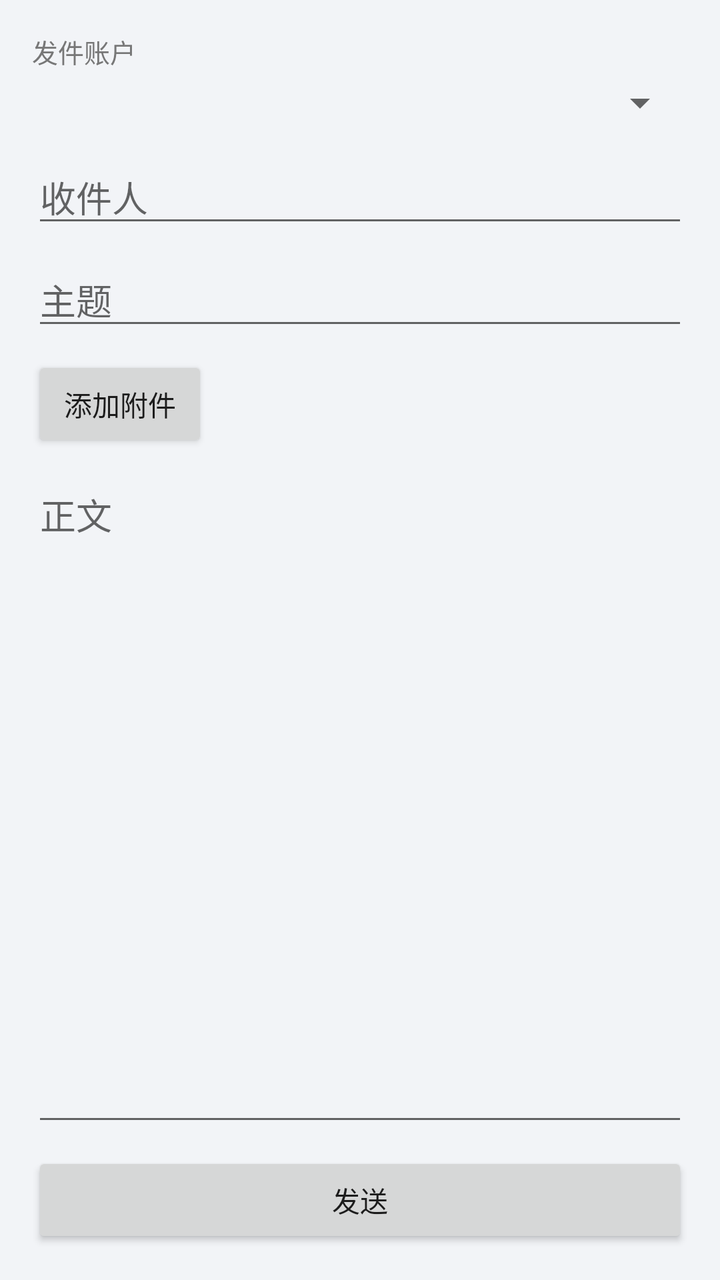
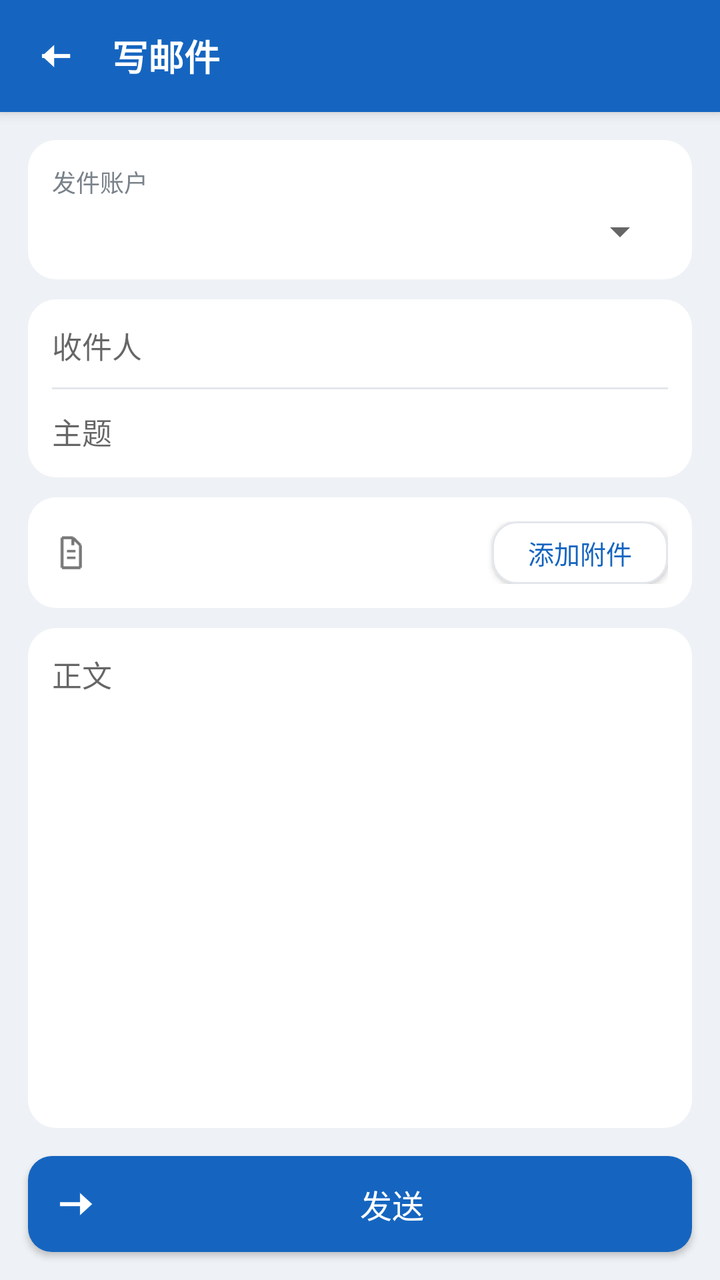

Two renders of the same Android screen: before a commit and after it. Below are the layout's source before the change and the commit's diff.
<!-- AndroidManifest.xml: application theme AppTheme -->
<!-- res/layout/activity_compose.xml -->
<?xml version="1.0" encoding="utf-8"?>
<LinearLayout xmlns:android="http://schemas.android.com/apk/res/android"
    android:layout_width="match_parent"
    android:layout_height="match_parent"
    android:orientation="vertical"
    android:padding="16dp">

    <TextView
        android:layout_width="wrap_content"
        android:layout_height="wrap_content"
        android:text="@string/label_from"
        android:textColor="@color/sub"
        android:textSize="13sp" />

    <Spinner
        android:id="@+id/spinner_from"
        android:layout_width="match_parent"
        android:layout_height="wrap_content"
        android:layout_marginTop="4dp" />

    <EditText
        android:id="@+id/et_to"
        android:layout_width="match_parent"
        android:layout_height="wrap_content"
        android:hint="@string/hint_to"
        android:inputType="textEmailAddress"
        android:layout_marginTop="12dp" />

    <EditText
        android:id="@+id/et_subject"
        android:layout_width="match_parent"
        android:layout_height="wrap_content"
        android:hint="@string/hint_subject"
        android:layout_marginTop="8dp" />

    <LinearLayout
        android:layout_width="match_parent"
        android:layout_height="wrap_content"
        android:orientation="horizontal"
        android:layout_marginTop="8dp">

        <Button
            android:id="@+id/btn_attach"
            android:layout_width="wrap_content"
            android:layout_height="wrap_content"
            android:text="@string/btn_attach" />

        <Button
            android:id="@+id/btn_clear_attach"
            android:layout_width="wrap_content"
            android:layout_height="wrap_content"
            android:layout_marginLeft="8dp"
            android:text="@string/btn_clear_attach"
            android:visibility="gone" />

    </LinearLayout>

    <TextView
        android:id="@+id/tv_attachments"
        android:layout_width="match_parent"
        android:layout_height="wrap_content"
        android:textSize="13sp"
        android:textColor="@color/sub"
        android:layout_marginTop="6dp"
        android:visibility="gone" />

    <EditText
        android:id="@+id/et_body"
        android:layout_width="match_parent"
        android:layout_height="0dp"
        android:layout_weight="1"
        android:hint="@string/hint_body"
        android:gravity="top"
        android:layout_marginTop="8dp" />

    <Button
        android:id="@+id/btn_send"
        android:layout_width="match_parent"
        android:layout_height="wrap_content"
        android:text="@string/btn_send"
        android:layout_marginTop="8dp" />

</LinearLayout>
<!-- resources referenced by this layout -->
<resources>
  <color name="sub">#777777</color>
  <string name="btn_attach">添加附件</string>
  <string name="btn_clear_attach">清除</string>
  <string name="btn_send">发送</string>
  <string name="hint_body">正文</string>
  <string name="hint_subject">主题</string>
  <string name="hint_to">收件人</string>
  <string name="label_from">发件账户</string>
  <style name="AppTheme" parent="@android:style/Theme.Material.Light">
          <item name="android:colorPrimary">@color/primary</item>
          <item name="android:colorAccent">@color/primary</item>
          <item name="android:windowBackground">@color/bg</item>
      </style>
  <color name="primary">#2196F3</color>
  <color name="bg">#F2F4F7</color>
</resources>

<!-- the commit's change to res/layout/activity_compose.xml (unified diff, before → after) -->
@@ -2,82 +2,203 @@
 <LinearLayout xmlns:android="http://schemas.android.com/apk/res/android"
     android:layout_width="match_parent"
     android:layout_height="match_parent"
-    android:orientation="vertical"
-    android:padding="16dp">
-
-    <TextView
-        android:layout_width="wrap_content"
-        android:layout_height="wrap_content"
-        android:text="@string/label_from"
-        android:textColor="@color/sub"
-        android:textSize="13sp" />
-
-    <Spinner
-        android:id="@+id/spinner_from"
+    android:orientation="vertical">
+
+    <android.widget.Toolbar
+        android:id="@+id/toolbar"
         android:layout_width="match_parent"
-        android:layout_height="wrap_content"
-        android:layout_marginTop="4dp" />
-
-    <EditText
-        android:id="@+id/et_to"
-        android:layout_width="match_parent"
-        android:layout_height="wrap_content"
-        android:hint="@string/hint_to"
-        android:inputType="textEmailAddress"
-        android:layout_marginTop="12dp" />
-
-    <EditText
-        android:id="@+id/et_subject"
-        android:layout_width="match_parent"
-        android:layout_height="wrap_content"
-        android:hint="@string/hint_subject"
-        android:layout_marginTop="8dp" />
-
-    <LinearLayout
-        android:layout_width="match_parent"
-        android:layout_height="wrap_content"
-        android:orientation="horizontal"
-        android:layout_marginTop="8dp">
-
-        <Button
-            android:id="@+id/btn_attach"
-            android:layout_width="wrap_content"
-            android:layout_height="wrap_content"
-            android:text="@string/btn_attach" />
-
-        <Button
-            android:id="@+id/btn_clear_attach"
-            android:layout_width="wrap_content"
-            android:layout_height="wrap_content"
-            android:layout_marginLeft="8dp"
-            android:text="@string/btn_clear_attach"
-            android:visibility="gone" />
-
-    </LinearLayout>
-
-    <TextView
-        android:id="@+id/tv_attachments"
-        android:layout_width="match_parent"
-        android:layout_height="wrap_content"
-        android:textSize="13sp"
-        android:textColor="@color/sub"
-        android:layout_marginTop="6dp"
-        android:visibility="gone" />
-
-    <EditText
-        android:id="@+id/et_body"
+        android:layout_height="?android:attr/actionBarSize"
+        android:background="@color/primary"
+        android:elevation="4dp"
+        android:contentInsetStart="0dp"
+        android:contentInsetLeft="0dp">
+
+        <LinearLayout
+            android:layout_width="match_parent"
+            android:layout_height="match_parent"
+            android:orientation="horizontal"
+            android:gravity="center_vertical"
+            android:paddingLeft="6dp"
+            android:paddingRight="16dp">
+
+            <ImageButton
+                android:id="@+id/btn_back"
+                android:layout_width="42dp"
+                android:layout_height="42dp"
+                android:src="@drawable/ic_back_white"
+                android:scaleType="center"
+                android:background="?android:attr/selectableItemBackgroundBorderless"
+                android:contentDescription="@string/content_back" />
+
+            <TextView
+                android:layout_width="0dp"
+                android:layout_height="wrap_content"
+                android:layout_weight="1"
+                android:layout_marginLeft="8dp"
+                android:text="@string/bar_title_compose"
+                android:textColor="@color/on_primary"
+                android:textSize="18sp"
+                android:textStyle="bold" />
+
+        </LinearLayout>
+    </android.widget.Toolbar>
+
+    <ScrollView
         android:layout_width="match_parent"
         android:layout_height="0dp"
         android:layout_weight="1"
-        android:hint="@string/hint_body"
-        android:gravity="top"
-        android:layout_marginTop="8dp" />
+        android:fillViewport="true">
+
+        <LinearLayout
+            android:layout_width="match_parent"
+            android:layout_height="wrap_content"
+            android:orientation="vertical"
+            android:padding="14dp">
+
+            
+            <LinearLayout
+                android:layout_width="match_parent"
+                android:layout_height="wrap_content"
+                android:orientation="vertical"
+                android:padding="12dp"
+                android:background="@drawable/bg_card">
+
+                <TextView
+                    android:layout_width="wrap_content"
+                    android:layout_height="wrap_content"
+                    android:text="@string/label_from"
+                    android:textColor="@color/sub"
+                    android:textSize="12sp" />
+
+                <Spinner
+                    android:id="@+id/spinner_from"
+                    android:layout_width="match_parent"
+                    android:layout_height="wrap_content"
+                    android:layout_marginTop="4dp" />
+
+            </LinearLayout>
+
+            
+            <LinearLayout
+                android:layout_width="match_parent"
+                android:layout_height="wrap_content"
+                android:orientation="vertical"
+                android:layout_marginTop="10dp"
+                android:padding="12dp"
+                android:background="@drawable/bg_card">
+
+                <EditText
+                    android:id="@+id/et_to"
+                    android:layout_width="match_parent"
+                    android:layout_height="wrap_content"
+                    android:hint="@string/hint_to"
+                    android:inputType="textEmailAddress"
+                    android:background="@android:color/transparent"
+                    android:textSize="15sp" />
+
+                <View
+                    android:layout_width="match_parent"
+                    android:layout_height="1dp"
+                    android:layout_marginTop="10dp"
+                    android:layout_marginBottom="10dp"
+                    android:background="@color/divider" />
+
+                <EditText
+                    android:id="@+id/et_subject"
+                    android:layout_width="match_parent"
+                    android:layout_height="wrap_content"
+                    android:hint="@string/hint_subject"
+                    android:background="@android:color/transparent"
+                    android:textSize="15sp" />
+
+            </LinearLayout>
+
+            
+            <LinearLayout
+                android:layout_width="match_parent"
+                android:layout_height="wrap_content"
+                android:orientation="horizontal"
+                android:gravity="center_vertical"
+                android:layout_marginTop="10dp"
+                android:padding="12dp"
+                android:background="@drawable/bg_card">
+
+                <ImageView
+                    android:layout_width="20dp"
+                    android:layout_height="20dp"
+                    android:src="@drawable/ic_attach_gray"
+                    android:contentDescription="@string/btn_attach" />
+
+                <TextView
+                    android:id="@+id/tv_attachments"
+                    android:layout_width="0dp"
+                    android:layout_height="wrap_content"
+                    android:layout_weight="1"
+                    android:layout_marginLeft="10dp"
+                    android:textSize="13sp"
+                    android:textColor="@color/sub"
+                    android:singleLine="true"
+                    android:ellipsize="end" />
+
+                <Button
+                    android:id="@+id/btn_attach"
+                    android:layout_width="wrap_content"
+                    android:layout_height="wrap_content"
+                    android:minHeight="0dp"
+                    android:paddingLeft="12dp"
+                    android:paddingRight="12dp"
+                    android:paddingTop="6dp"
+                    android:paddingBottom="6dp"
+                    android:text="@string/btn_attach"
+                    android:textSize="13sp"
+                    android:textColor="@color/primary"
+                    android:background="@drawable/btn_outline" />
+
+                <TextView
+                    android:id="@+id/btn_clear_attach"
+                    android:layout_width="wrap_content"
+                    android:layout_height="wrap_content"
+                    android:layout_marginLeft="8dp"
+                    android:padding="6dp"
+                    android:text="@string/btn_clear_attach"
+                    android:textSize="13sp"
+                    android:textColor="@color/sub"
+                    android:background="?android:attr/selectableItemBackground"
+                    android:visibility="gone" />
+
+            </LinearLayout>
+
+            
+            <EditText
+                android:id="@+id/et_body"
+                android:layout_width="match_parent"
+                android:layout_height="0dp"
+                android:layout_weight="1"
+                android:minLines="5"
+                android:layout_marginTop="10dp"
+                android:hint="@string/hint_body"
+                android:gravity="top"
+                android:padding="12dp"
+                android:textSize="15sp"
+                android:lineSpacingExtra="3dp"
+                android:background="@drawable/bg_card" />
+
+        </LinearLayout>
+    </ScrollView>
 
     <Button
         android:id="@+id/btn_send"
         android:layout_width="match_parent"
         android:layout_height="wrap_content"
+        android:layout_marginLeft="14dp"
+        android:layout_marginRight="14dp"
+        android:layout_marginBottom="14dp"
+        android:drawableStart="@drawable/ic_arrow_right_white"
+        android:drawablePadding="8dp"
+        android:padding="12dp"
         android:text="@string/btn_send"
-        android:layout_marginTop="8dp" />
+        android:textColor="@color/on_primary"
+        android:textSize="16sp"
+        android:background="@drawable/btn_primary" />
 
 </LinearLayout>
<!-- resource entries referenced after the edit -->
@@ -1,19 +1,72 @@
 <!-- resources referenced by this layout -->
 <resources>
-  <color name="sub">#777777</color>
+  <color name="divider">#E3E7EC</color>
+  <color name="on_primary">#FFFFFF</color>
+  <color name="sub">#7A828A</color>
+  <!-- drawable bg_card (drawable) -->
+  <?xml version="1.0" encoding="utf-8"?>
+  <shape xmlns:android="http://schemas.android.com/apk/res/android"
+      android:shape="rectangle">
+      <solid android:color="@color/card" />
+      <corners android:radius="14dp" />
+  </shape>
+  <!-- drawable btn_outline (drawable) -->
+  <?xml version="1.0" encoding="utf-8"?>
+  <selector xmlns:android="http://schemas.android.com/apk/res/android">
+      <item android:state_pressed="true">
+          <shape android:shape="rectangle">
+              <solid android:color="@color/primary_light" />
+              <corners android:radius="12dp" />
+              <stroke android:width="1dp" android:color="@color/primary" />
+          </shape>
+      </item>
+      <item>
+          <shape android:shape="rectangle">
+              <solid android:color="@color/card" />
+              <corners android:radius="12dp" />
+              <stroke android:width="1dp" android:color="@color/divider" />
+          </shape>
+      </item>
+  </selector>
+  <!-- drawable btn_primary (drawable) -->
+  <?xml version="1.0" encoding="utf-8"?>
+  <selector xmlns:android="http://schemas.android.com/apk/res/android">
+      <item android:state_pressed="true">
+          <shape android:shape="rectangle">
+              <solid android:color="@color/primary_dark" />
+              <corners android:radius="12dp" />
+          </shape>
+      </item>
+      <item>
+          <shape android:shape="rectangle">
+              <solid android:color="@color/primary" />
+              <corners android:radius="12dp" />
+          </shape>
+      </item>
+  </selector>
+  <!-- drawable ic_arrow_right_white: png bitmap (drawable-hdpi, 433 bytes) -->
+  <!-- drawable ic_attach_gray: png bitmap (drawable-hdpi, 1065 bytes) -->
+  <!-- drawable ic_back_white: png bitmap (drawable-hdpi, 425 bytes) -->
+  <string name="bar_title_compose">写邮件</string>
   <string name="btn_attach">添加附件</string>
   <string name="btn_clear_attach">清除</string>
   <string name="btn_send">发送</string>
+  <string name="content_back">返回</string>
   <string name="hint_body">正文</string>
   <string name="hint_subject">主题</string>
   <string name="hint_to">收件人</string>
   <string name="label_from">发件账户</string>
-  <style name="AppTheme" parent="@android:style/Theme.Material.Light">
+  <style name="AppTheme" parent="@android:style/Theme.Material.Light.NoActionBar">
           <item name="android:colorPrimary">@color/primary</item>
+          <item name="android:colorPrimaryDark">@color/primary_dark</item>
           <item name="android:colorAccent">@color/primary</item>
           <item name="android:windowBackground">@color/bg</item>
+          <item name="android:statusBarColor">@color/primary_dark</item>
       </style>
-  <color name="primary">#2196F3</color>
-  <color name="bg">#F2F4F7</color>
+  <color name="card">#FFFFFF</color>
+  <color name="primary_light">#E3F0FC</color>
+  <color name="primary_dark">#0D47A1</color>
+  <color name="primary">#1565C0</color>
+  <color name="bg">#EEF1F5</color>
 </resources>
 
